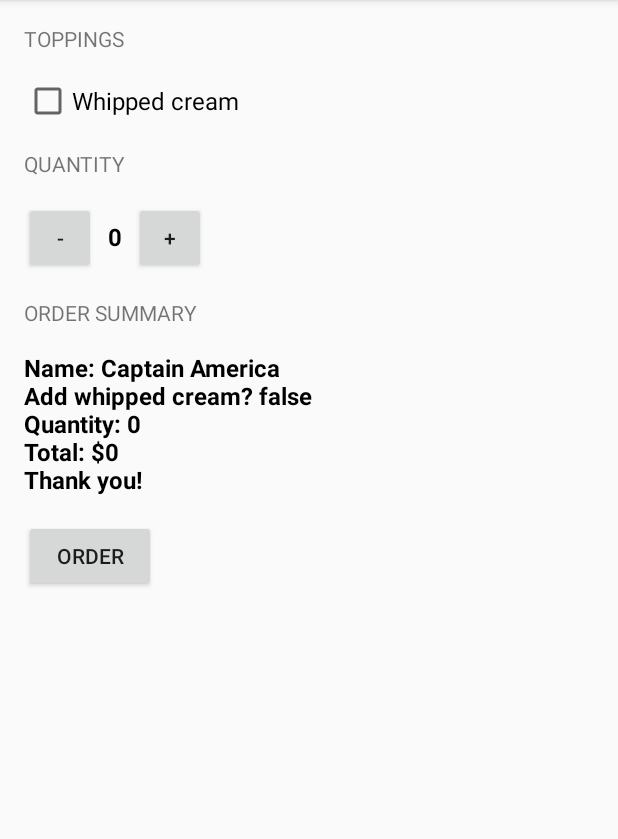
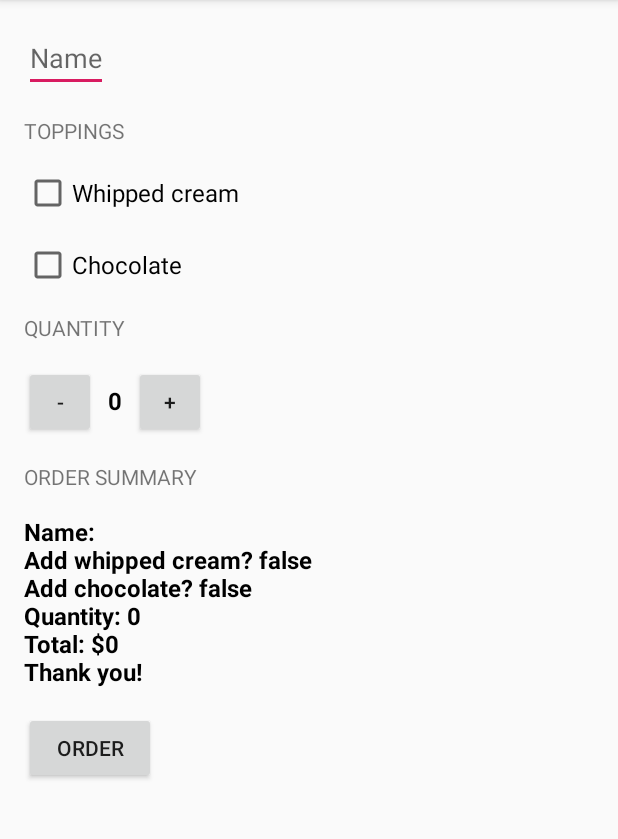
Before and after one commit to ShonenDi/Android-First-Look, an Android app: the screen it shows after launch (MainActivity), after a tap on "ORDER", on a phone screen of 412 x 824 dp, the part 84-923 px from its top. Run offline under Robolectric (Android 15) with nearby library versions, the phone set to English and light mode, and no system bars.

Commit message:
add check chocolate method and user name input

```diff
--- a/Jast Java/app/src/main/java/com/example/justjava/MainActivity.java
+++ b/Jast Java/app/src/main/java/com/example/justjava/MainActivity.java
@@ -4,6 +4,7 @@
 import android.os.Bundle;
 import android.view.View;
 import android.widget.CheckBox;
+import android.widget.EditText;
 import android.widget.TextView;
 
 import androidx.appcompat.app.AppCompatActivity;
@@ -13,7 +14,6 @@
  */
 public class MainActivity extends AppCompatActivity {
     int quantity = 0;
-    boolean hasWhippedCream;
 
     @Override
     protected void onCreate(Bundle savedInstanceState) {
@@ -25,8 +25,20 @@
      * This method is called when the order button is clicked.
      */
     public void submitOrder(View view) {
+        CheckBox checkWhippedCream = findViewById(R.id.whipped_cream_check);
+        boolean checkCream = checkWhippedCream.isChecked();
+
+        CheckBox checkChocolate = findViewById(R.id.chocolate_check);
+        boolean checkChoco = checkChocolate.isChecked();
+
         int price = calculatePrice();
-        displayMessage(createOrderSummary(price));
+        displayMessage(createOrderSummary(price, checkCream, checkChoco));
+    }
+
+    public String addUserName (){
+        EditText userNameInput = findViewById(R.id.add_user_name);
+        String userName = String.valueOf(userNameInput.getText());
+        return userName;
     }
 
     /**
@@ -39,16 +51,6 @@
         return (quantity * pricePerCup);
     }
 
-    public boolean checkAddToppings(boolean check){
-        CheckBox checkBox = findViewById(R.id.whipped_cream_check);
-        if(checkBox.isChecked()){
-            check = true;
-        }else {
-            check = false;
-        }
-        return check;
-    }
-
     /**
      * Give total order information to user
      *
@@ -56,9 +58,9 @@
      * @return String with information in order
      */
 
-    private String createOrderSummary(int totalPrice) {
-        String name = "Captain America";
-        String orderMassage = "Name: " + name + "\nAdd whipped cream? " + checkAddToppings(hasWhippedCream) + "\nQuantity: " + quantity + "\nTotal: $" + totalPrice + "\nThank you!";
+
+    private String createOrderSummary(int totalPrice, boolean addWhippedCream, boolean addChocolate) {
+        String orderMassage = "Name: " + addUserName() + "\nAdd whipped cream? " + addWhippedCream + "\nAdd chocolate? " + addChocolate + "\nQuantity: " + quantity + "\nTotal: $" + totalPrice + "\nThank you!";
         return orderMassage;
     }
 
--- a/Jast Java/app/src/main/res/layout/activity_main.xml
+++ b/Jast Java/app/src/main/res/layout/activity_main.xml
@@ -1,8 +1,7 @@
 <?xml version="1.0" encoding="utf-8"?>
 <ScrollView xmlns:android="http://schemas.android.com/apk/res/android"
     android:layout_width="match_parent"
-    android:layout_height="match_parent"
-    >
+    android:layout_height="match_parent">
 
     <LinearLayout
         android:layout_width="match_parent"
@@ -13,6 +12,13 @@
         android:paddingRight="16dp"
         android:paddingBottom="16dp">
 
+        <EditText
+            android:id="@+id/add_user_name"
+            android:layout_width="wrap_content"
+            android:layout_height="wrap_content"
+            android:inputType="text"
+            android:hint="Name"
+            android:layout_marginBottom="16dp"/>
         <TextView
             android:layout_width="wrap_content"
             android:layout_height="wrap_content"
@@ -27,6 +33,15 @@
             android:layout_marginRight="24dp"
             android:layout_marginBottom="16dp"
             android:text="Whipped cream"
+            android:textSize="16sp" />
+
+        <CheckBox
+            android:id="@+id/chocolate_check"
+            android:layout_width="wrap_content"
+            android:layout_height="wrap_content"
+            android:layout_marginRight="24dp"
+            android:layout_marginBottom="16dp"
+            android:text="Chocolate"
             android:textSize="16sp" />
 
         <TextView
```
